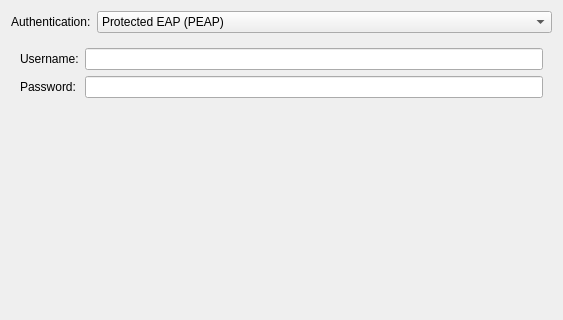
Above: libs/editor/settings/ui/802-1x.ui from KDE/plasma-nm before the change; both pictures show x 0 to 563 and y 0 to 320 of the 563 by 471 pixel window. Below: the same form after it.
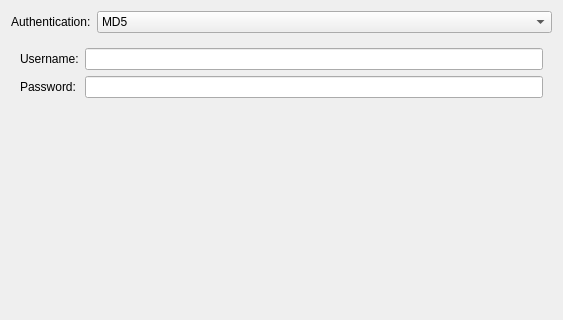
That is the form after the change. The open tabs and pages were chosen to show the change. Custom widgets are drawn as their Qt base class.

Commit message: Editor: fix indexing for 802-1x authentication

What changed in the file:
```diff
--- a/libs/editor/settings/ui/802-1x.ui
+++ b/libs/editor/settings/ui/802-1x.ui
@@ -31,7 +31,7 @@
       </sizepolicy>
      </property>
      <property name="currentIndex">
-      <number>5</number>
+      <number>0</number>
      </property>
      <item>
       <property name="text">
```
Left out of the diff: 2 changed lines with no effect on the pictures. The commit also changes 1 other file.
